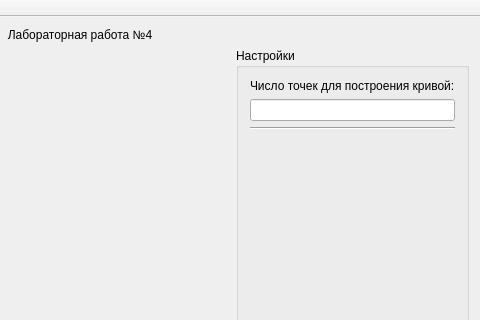
Old version of the form Lab1/Lab1/mainwindow.ui in the repository Xtail96/graphics; both pictures show x 320 to 800 and y 0 to 320 of the 800 by 727 pixel window.
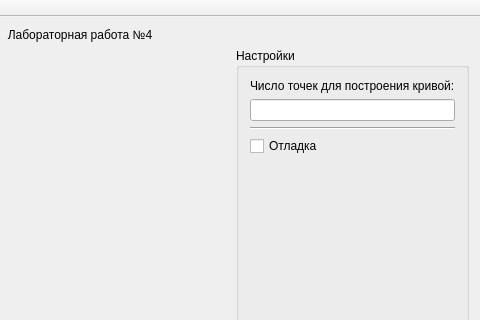
New version of the form. Custom widgets are drawn as their Qt base class.

```diff
--- a/Lab1/Lab1/mainwindow.ui
+++ b/Lab1/Lab1/mainwindow.ui
@@ -70,6 +70,13 @@
          </property>
         </widget>
        </item>
+       <item>
+        <widget class="QCheckBox" name="debugCheckBox">
+         <property name="text">
+          <string>Отладка</string>
+         </property>
+        </widget>
+       </item>
        <item>
         <spacer name="verticalSpacer">
          <property name="orientation">
@@ -78,7 +85,7 @@
          <property name="sizeHint" stdset="0">
           <size>
            <width>20</width>
-           <height>469</height>
+           <height>446</height>
           </size>
          </property>
         </spacer>
```
